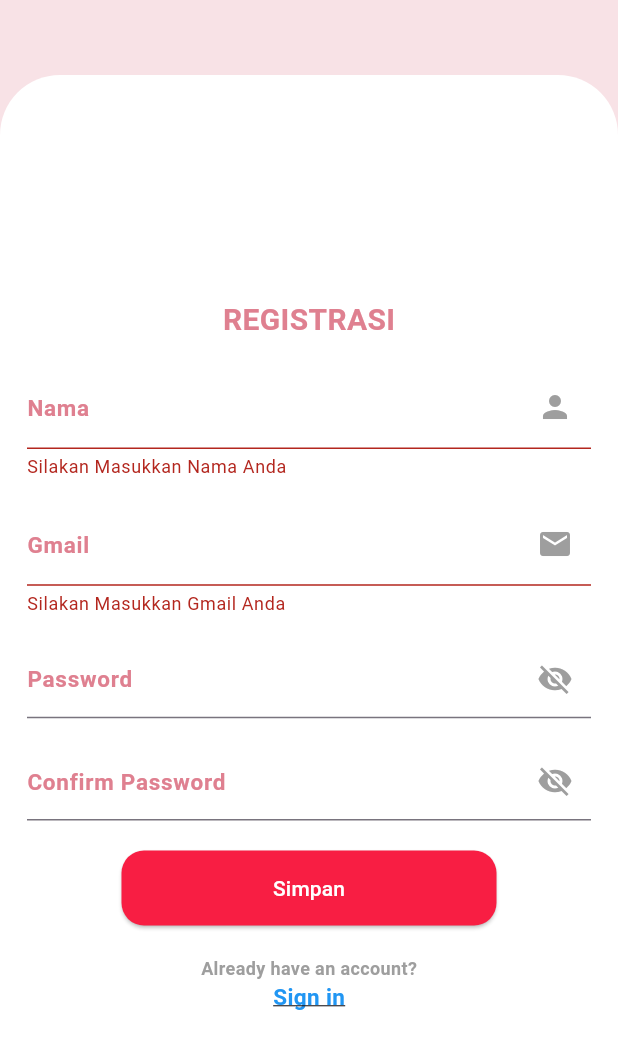
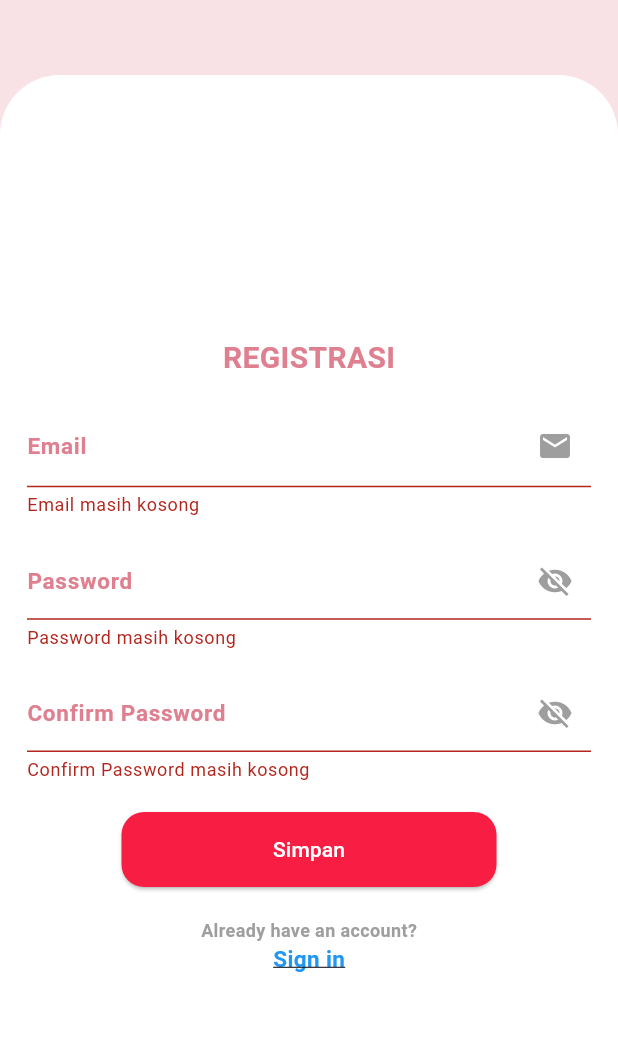
Before and after one commit to S0q0u/Amai_Bakery, a Flutter app: the RegisPage screen opened directly, after a tap on "Simpan", on a phone screen of 412 x 824 dp. Shown: the top 1049 px of the screen. Run offline on Flutter 3.47's test engine with Material 3 defaults, Android fonts, the phone set to English and light mode, and no system bars; our stand-ins replace cloud_firestore, firebase_auth, firebase_core, introduction_screen; accounts and stored records are empty.

Commit message:
DAH JADI CUY

```diff
--- a/lib/auth.dart
+++ b/lib/auth.dart
@@ -2,12 +2,19 @@ import 'package:firebase_auth/firebase_auth.dart';
 import 'package:cloud_firestore/cloud_firestore.dart';
 import 'cake_collection.dart';
 
+// ==========CLASS AUTH USER===========
 class authUser {
   final FirebaseAuth _auth = FirebaseAuth.instance;
-  Future<void> regis(String nama, String email, String password, String confirmPass) async {
+
+  Future<void> regis(String email, String password, String confirmPass) async {
     try {
       if (password != confirmPass) {
-        throw 'Password and confirm password do not match';
+        throw 'Password dan confirm password tidak sesuai';
+      }
+
+      // Pemeriksaan jika ada yg regis dengan email admin
+      if (email.toLowerCase() == 'admin@gmail.com') {
+        throw 'Email sudah digunakan';
       }
 
       final regisUser = await _auth.createUserWithEmailAndPassword(
@@ -19,38 +26,43 @@ class authUser {
       final uidPengguna = user?.uid;
 
       if (user != null) {
-        // Update display name
-        await user.updateDisplayName(nama);
-        print('User registered successfully with name: $nama');
+        await user.updateDisplayName(user.email!);
+        print('User registered successfully with email: $email');
 
-        // Store additional user data in Firestore
+        // MENYIMPAN AKUN KE FIREBASE
         await FirebaseFirestore.instance
             .collection('users')
-            .doc(uidPengguna);
-        //     .collection('nama_user')
-        //     .add({
-        // 'nama': nama,
-        // });
+            .doc(uidPengguna).set({
+          'email': email,
+        });
       } else {
         throw 'User registration failed';
       }
     } catch (e) {
-      print('Registration error: $e');
-      // Handle error accordingly, show snackbar, dialog, or navigate to an error page
+      print('Registrasi Error: $e');
+      if (e is FirebaseAuthException && e.code == 'email-already-in-use') {
+        throw 'Email sudah digunakan.';
+      } else {
+        throw 'Registrasi Error: $e';
+      }
     }
   }
 
+  // UNTUK LOGIN
   Future<void> login(String email, String password) async {
-    final user = await _auth.signInWithEmailAndPassword(
+    await _auth.signInWithEmailAndPassword(
       email: email,
       password: password,
     );
   }
 }
 
+
+//==========CLASS AUTH CAKE=============
 class FirebaseServiceCake {
   final FirebaseFirestore _firestoreCake = FirebaseFirestore.instance;
 
+  // UNTUK MENAMPILKAN CAKE
   Stream<List<Cake>> getCakesStream() {
     return _firestoreCake
         .collection('cakes')
@@ -66,6 +78,7 @@ class FirebaseServiceCake {
         .toList());
   }
 
+  // UNTUK MENANGKAP CAKE DARI ID (DI BAGIAN UPDATE)
   Future<Cake?> getCakeById(String id) async {
     try {
       final DocumentSnapshot cakeDoc =
@@ -89,17 +102,17 @@ class FirebaseServiceCake {
     }
   }
 
-
-
-
+  // UNTUK TAMBAH CAKE BARU
   Future<void> addCake(Map<String, dynamic> cakeData) async {
     await _firestoreCake.collection('cakes').add(cakeData);
   }
 
+  // UNTUK UPDATE CAKE
   Future<void> updateCake(String id, Map<String, dynamic> updatedCakeData) async {
     await _firestoreCake.collection('cakes').doc(id).update(updatedCakeData);
   }
 
+  // UNTUK HAPUS CAKE
   Future<void> deleteCake(String id) async {
     await _firestoreCake.collection('cakes').doc(id).delete();
   }
--- a/lib/cake_collection.dart
+++ b/lib/cake_collection.dart
@@ -26,23 +26,15 @@ class CakeList with ChangeNotifier {
   // Stream untuk digunakan oleh StreamBuilder di ManageCake
   Stream<List<Cake>> get cakesStream => _cakesController.stream;
 
-  Cake? _selectedCake; // tambahkan properti selectedCake
-
-  Cake? get selectedCake => _selectedCake; // tambahkan getter untuk selectedCake
-
-  // void selectCake(Cake cake) {
-  //   _selectedCake = cake;
-  //   notifyListeners();
-  // }
-  Set<Cake> _selectedCakes = {};
-
-  Set<Cake> get selectedCakes => _selectedCakes;
+  Cake? _selectedCake; // Variabel yang menyimpan satu instance dari kue yang dipilih.
+  Cake? get selectedCake => _selectedCake; // Getter yang memberikan akses ke instance kue yang dipilih.
+  Set<Cake> _selectedCakes = {}; //Set yang menyimpan banyak instance dari kue yang dipilih.
+  Set<Cake> get selectedCakes => _selectedCakes; //Getter yang memberikan akses ke Set kue yang dipilih.
 
   void selectCake(Cake cake) {
     _selectedCakes.add(cake);
     notifyListeners();
   }
-
 
   void unselectCake(Cake cake) {
     _selectedCakes.remove(cake);
@@ -50,28 +42,7 @@ class CakeList with ChangeNotifier {
   }
 
 
-  // void setSelectedCake(Cake cake) {
-  //   _selectedCake = cake;
-  //   notifyListeners();
-  // }
-  // set selectedCake(Cake? cake) {
-  //   _selectedCake = cake;
-  // }
-
-
-  // Add
-  // void addCake(Cake cake) async{
-  //   final newProduct = Cake(
-  //     name: cake.name,
-  //     description: cake.description,
-  //     price: cake.price,
-  //     imageUrl: cake.imageUrl,
-  //     id: DateTime.now().toString(),
-  //   );
-  //   _items.add(newProduct);
-  //   // _items.insert(0, newProduct); // at the start of the list
-  //   notifyListeners();
-  // }
+  // TAMBAH CAKE
   Future<void> addCake(Cake cake) async {
     final newProduct = {
       'name': cake.name,
@@ -84,17 +55,7 @@ class CakeList with ChangeNotifier {
     notifyListeners();
   }
 
-
-  // Update
-  // void updateCake(String id, Cake newCake) {
-  //   final prodIndex = _items.indexWhere((prod) => prod.id == id);
-  //   if (prodIndex >= 0) {
-  //     _items[prodIndex] = newCake;
-  //     notifyListeners();
-  //   } else {
-  //     print('...');
-  //   }
-  // }
+  // UPDATE CAKE
   Future<void> updateCake(String id, Cake newCake) async {
     final updatedCake = {
       'name': newCake.name,
@@ -108,11 +69,7 @@ class CakeList with ChangeNotifier {
   }
 
 
-  // Hapus
-  // void deleteCake(String id) {
-  //   _items.removeWhere((prod) => prod.id == id);
-  //   notifyListeners();
-  // }
+  // HAPUS CAKE
   Future<void> deleteCake(String id) async {
     await _firebaseServiceCake.deleteCake(id);
     notifyListeners();
--- a/lib/history_page.dart
+++ b/lib/history_page.dart
@@ -34,7 +34,7 @@ class _history_pageState extends State<history_page> {
           ),
         ),
       ),
-      // backgroundColor: const Color.fromARGB(255, 240, 202, 209),
+
       body: StreamBuilder<QuerySnapshot<Map<String, dynamic>>>(
         stream: userHistoryCollection.snapshots() as Stream<QuerySnapshot<Map<String, dynamic>>>,
         builder: (context, snapshot) {
@@ -85,8 +85,7 @@ class _HistoryCardState extends State<HistoryCard> {
       curve: Curves.easeInOut,
       margin: const EdgeInsets.all(10.0),
       decoration: BoxDecoration(
-        // Mengatur border radius 16 saat ekspansi dan 8 saat dikembalikan ke kondisi awal
-        borderRadius: BorderRadius.circular(isExpanded ? 16.0 : 8.0),
+        borderRadius: BorderRadius.circular(isExpanded ? 8.0 : 8.0),
         color: Colors.white,
         boxShadow: [
           BoxShadow(
--- a/lib/login.dart
+++ b/lib/login.dart
@@ -1,11 +1,7 @@
-// ignore_for_file: use_build_context_synchronously
-
 import 'package:bakery/auth.dart';
-import 'package:bakery/home_page.dart';
 import 'package:bakery/main.dart';
 import 'package:bakery/regis.dart';
 import 'package:flutter/material.dart';
-import 'package:provider/provider.dart';
 
 class LoginPage extends StatefulWidget {
   const LoginPage({super.key});
@@ -36,17 +32,20 @@ class _LoginPageState extends State<LoginPage> {
 
     // Tambahkan pesan untuk Email atau Password yang salah
     try {
-      await _auth.login(email, password);
-      // Pemeriksaan jika login adalah admin
+      // Cek login Admin
       if (email == adminEmail && password == adminPassword) {
-        // Jika admin, navigasikan ke halaman admin
+        // Navigasi ke Page User
         Navigator.pushReplacement(
           context,
           MaterialPageRoute(
-              builder: (context) => const BottomNavigationAdmin()),
+            builder: (context) => const BottomNavigationAdmin(),
+          ),
         );
       } else {
-        // Jika bukan admin, navigasikan ke halaman home
+        // Cek login User
+        await _auth.login(email, password);
+
+        // Navigasi ke Page User
         Navigator.pushReplacement(
           context,
           MaterialPageRoute(builder: (context) => const BottomNavigation()),
@@ -57,8 +56,8 @@ class _LoginPageState extends State<LoginPage> {
         context: context,
         builder: (context) {
           return AlertDialog(
-            title: const Text('Error'),
-            content: const Text('Invalid Email or Password. Please try again.'),
+            title: const Text('Login Error'),
+            content: const Text('Email atau Password tidak valid. Silakan coba lagi.'),
             actions: [
               TextButton(
                 onPressed: () {
@@ -74,6 +73,7 @@ class _LoginPageState extends State<LoginPage> {
     }
     setState(() => _loading = false);
   }
+
 
   bool isPasswordVisible = false;
 
@@ -125,7 +125,7 @@ class _LoginPageState extends State<LoginPage> {
                         controller: _ctrlEmail,
                         validator: (value) {
                           if (value == null || value.isEmpty) {
-                            return 'Please fill in your Email';
+                            return 'Email masih kosong';
                           }
                           return null;
                         },
@@ -152,7 +152,7 @@ class _LoginPageState extends State<LoginPage> {
                         obscureText: !isPasswordVisible,
                         validator: (value) {
                           if (value == null || value.isEmpty) {
-                            return 'Please fill your password';
+                            return 'Password masih kosong';
                           }
                           return null;
                         },
--- a/lib/regis.dart
+++ b/lib/regis.dart
@@ -12,7 +12,6 @@ class RegisPage extends StatefulWidget {
 }
 
 class _RegisPageState extends State<RegisPage> {
-  final TextEditingController _nameController = TextEditingController();
   final TextEditingController _gmailController = TextEditingController();
   final TextEditingController _passController = TextEditingController();
   final TextEditingController _confirmPassController = TextEditingController();
@@ -24,7 +23,6 @@ class _RegisPageState extends State<RegisPage> {
   void handleSubmit() async {
     if (!_formKey.currentState!.validate()) return;
 
-    final nama = _nameController.text;
     final email = _gmailController.text;
     final password = _passController.text;
     final confPass = _confirmPassController.text;
@@ -36,8 +34,8 @@ class _RegisPageState extends State<RegisPage> {
         context: context,
         builder: (context) {
           return AlertDialog(
-            title: const Text('Error'),
-            content: const Text('Password and Confirm Password do not match.'),
+            title: const Text('Registrasi Gagal'),
+            content: const Text('Password dan Confirm Password tidak cocok.'),
             actions: [
               TextButton(
                 onPressed: () {
@@ -53,15 +51,52 @@ class _RegisPageState extends State<RegisPage> {
       return;
     }
     try {
-      await _auth.regis(nama, email, password, confPass);
-      // Jika pendaftaran berhasil, navigasikan ke halaman login
-      Navigator.pushReplacement(
-        context,
-        MaterialPageRoute(builder: (context) => const LoginPage()),
+      await _auth.regis(email, password, confPass);
+
+      // Show success dialog
+      showDialog(
+        context: context,
+        builder: (context) {
+          return AlertDialog(
+            title: const Text('Registrasi Berhasil'),
+            content: const Text('Akun Anda telah berhasil terdaftar. Anda sekarang dapat masuk menggunakan kredensial Anda.'),
+            actions: [
+              TextButton(
+                onPressed: () {
+                  Navigator.of(context).pop(); // Close the success dialog
+
+                  // Navigate to the LoginPage after the dialog is closed
+                  Navigator.of(context).pushReplacement(
+                    MaterialPageRoute(
+                      builder: (context) => const LoginPage(),
+                    ),
+                  );
+                },
+                child: const Text('OK'),
+              ),
+            ],
+          );
+        },
       );
     } catch (e) {
-      // Tampilkan pesan kesalahan jika pendaftaran gagal
-      print('Registrasi gagal: $e');
+      // Display error dialog
+      showDialog(
+        context: context,
+        builder: (context) {
+          return AlertDialog(
+            title: const Text('Registrasi Error'),
+            content: Text(e.toString()),
+            actions: [
+              TextButton(
+                onPressed: () {
+                  Navigator.of(context).pop();
+                },
+                child: const Text('OK'),
+              ),
+            ],
+          );
+        },
+      );
     }
 
     setState(() => _loading = false);
@@ -110,32 +145,10 @@ class _RegisPageState extends State<RegisPage> {
                       ),
                       const SizedBox(height: 16),
                       TextFormField(
-                          controller: _nameController,
-                          validator: (value) {
-                            if (value == null || value.isEmpty) {
-                              return 'Silakan Masukkan Nama Anda';
-                            }
-                            return null;
-                          },
-                          decoration: const InputDecoration(
-                            suffixIcon: Icon(
-                              Icons.person,
-                              color: Colors.grey,
-                            ),
-                            labelText: 'Nama',
-                            labelStyle: TextStyle(
-                              fontSize: 15,
-                              fontWeight: FontWeight.bold,
-                              color: Color.fromARGB(255, 223, 128, 144),
-                            ),
-                          ),
-                        ),
-                        const SizedBox(height: 16),
-                        TextFormField(
                         controller: _gmailController,
                         validator: (value) {
                           if (value == null || value.isEmpty) {
-                              return 'Silakan Masukkan Gmail Anda';
+                            return 'Email masih kosong';
                           }
                           return null;
                         },
@@ -144,7 +157,7 @@ class _RegisPageState extends State<RegisPage> {
                             Icons.email,
                             color: Colors.grey,
                           ),
-                            labelText: 'Gmail',
+                          labelText: 'Email',
                           labelStyle: TextStyle(
                             fontSize: 15,
                             fontWeight: FontWeight.bold,
@@ -155,6 +168,15 @@ class _RegisPageState extends State<RegisPage> {
                       const SizedBox(height: 16),
                       TextFormField(
                         controller: _passController,
+                        validator: (value) {
+                          if (value == null || value.isEmpty) {
+                            return 'Password masih kosong';
+                          }
+                          // if (value.length <= 8) {
+                          //   return 'Password terlalu pendek, minimal 8 karakter';
+                          // }
+                          return null;
+                        },
                         style: const TextStyle(
                           fontSize: 14,
                         ),
@@ -180,6 +202,12 @@ class _RegisPageState extends State<RegisPage> {
                       const SizedBox(height: 16),
                       TextFormField(
                         controller: _confirmPassController,
+                        validator: (value) {
+                          if (value == null || value.isEmpty) {
+                            return 'Confirm Password masih kosong';
+                          }
+                          return null;
+                        },
                         style: const TextStyle(
                           fontSize: 14,
                         ),
@@ -269,6 +297,7 @@ class _RegisPageState extends State<RegisPage> {
             ),
           ],
         ),
-        ));
+      ),
+    );
   }
 }
--- a/lib/theme_mode_data.dart
+++ /dev/null
@@ -1,11 +0,0 @@
-import 'package:flutter/material.dart';
-
-class ThemeModeData extends ChangeNotifier {
-  ThemeMode _themeMode = ThemeMode.system;
-  ThemeMode get themeMode => _themeMode;
-  bool get isDarkModeActive => _themeMode == ThemeMode.dark;
-  void changeTheme(ThemeMode themeMode) {
-    _themeMode = themeMode;
-    notifyListeners();
-  }
-}
```
Also changed, not shown: lib/edit_cake.dart (+9 -17 lines), lib/home_page.dart (+4 -7 lines), lib/input_bakery_page.dart (+8 -5 lines), lib/main.dart (+2 -5 lines), lib/manage_cake.dart (+10 -8 lines), lib/settings_screen.dart (deleted, +0 -96 lines). Lines whose indentation alone changed are shown as unchanged.
